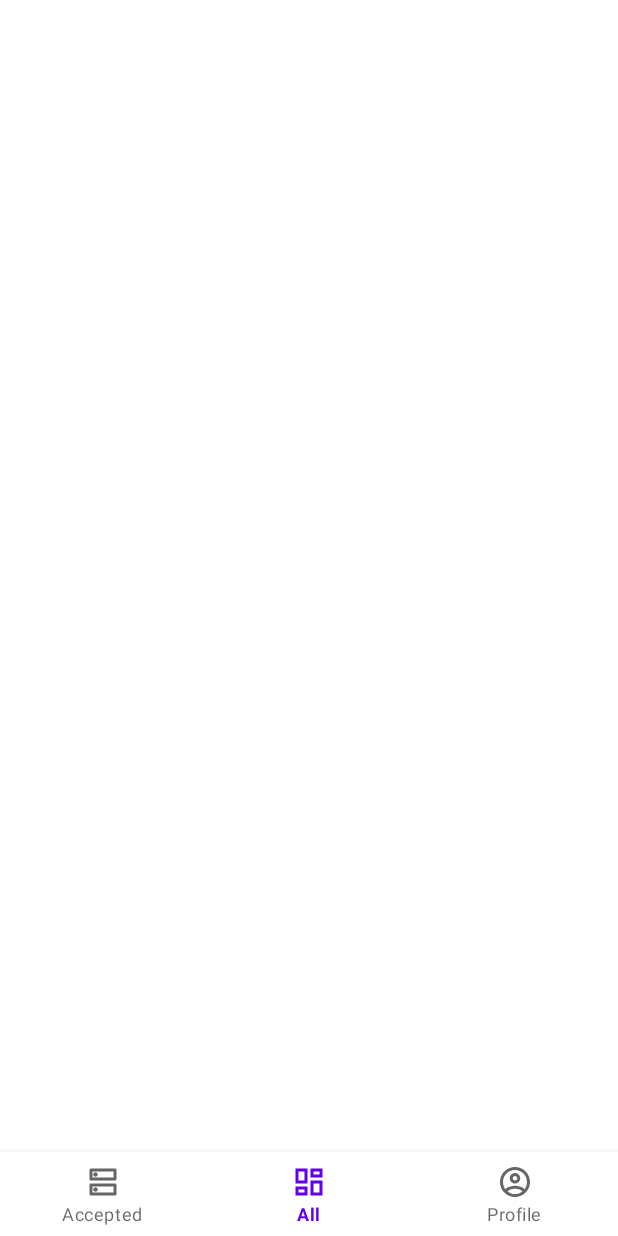
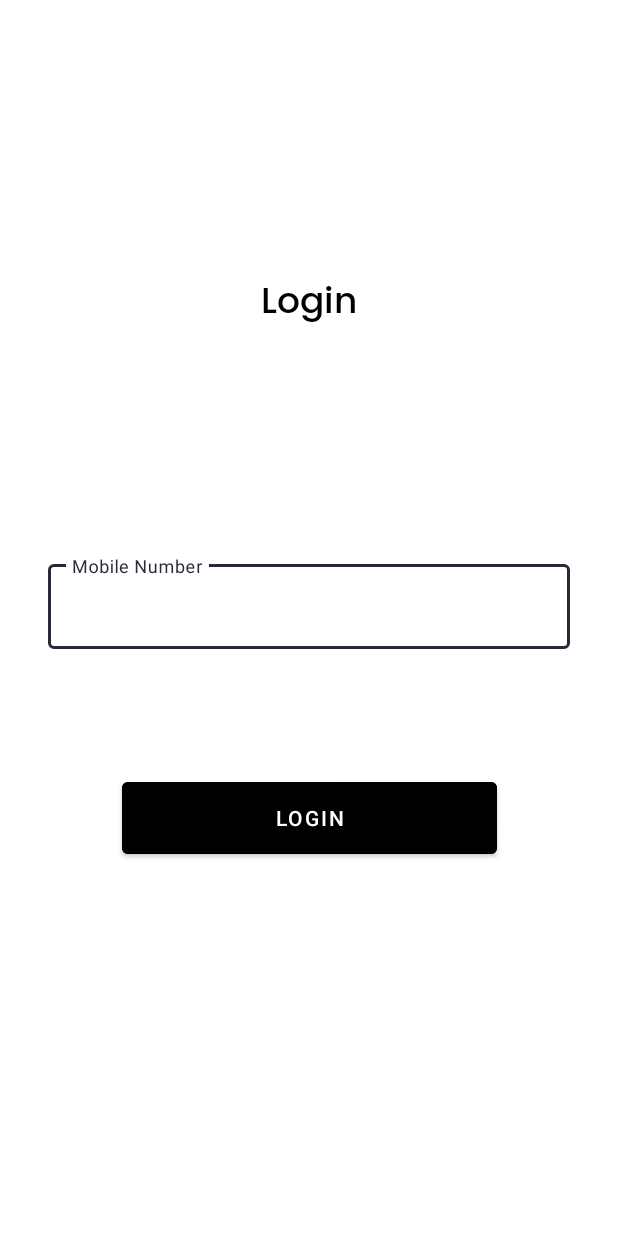
Before and after one commit to vineeth-vk11/BookKaroVendor, an Android app: the screen it shows after launch (MainActivity before the commit, LoginActivity after it), on a phone screen of 412 x 824 dp. Before the commit the screen is almost empty. Run offline under Robolectric (Android 15) with nearby library versions, the phone set to English and light mode, and no system bars; our stand-ins replace Firebase (no records; nobody signed in at launch, a user with empty details on screens opened directly), data binding.

Commit message:
Added phone sign in

```diff
--- a/app/build.gradle
+++ b/app/build.gradle
@@ -2,6 +2,9 @@ apply plugin: 'com.android.application'
 apply plugin: 'kotlin-android'
 apply plugin: 'kotlin-kapt'
 apply plugin: 'kotlin-android-extensions'
+apply plugin: 'com.google.gms.google-services'
+apply plugin: "androidx.navigation.safeargs"
+
 
 android {
     compileSdkVersion 29
@@ -54,6 +57,8 @@ dependencies {
     implementation 'androidx.lifecycle:lifecycle-extensions:2.2.0'
     implementation 'androidx.navigation:navigation-fragment-ktx:2.2.2'
     implementation 'androidx.navigation:navigation-ui-ktx:2.2.2'
+    implementation 'com.google.firebase:firebase-firestore:21.4.3'
+    implementation 'com.google.firebase:firebase-auth:19.3.1'
     testImplementation 'junit:junit:4.12'
     androidTestImplementation 'androidx.test.ext:junit:1.1.1'
     androidTestImplementation 'androidx.test.espresso:espresso-core:3.2.0'
--- /dev/null
+++ b/app/src/main/java/com/example/bookkarovendor/LoginActivity.kt
@@ -0,0 +1,12 @@
+package com.example.bookkarovendor
+
+import androidx.appcompat.app.AppCompatActivity
+import android.os.Bundle
+
+class LoginActivity : AppCompatActivity() {
+
+    override fun onCreate(savedInstanceState: Bundle?) {
+        super.onCreate(savedInstanceState)
+        setContentView(R.layout.activity_login)
+    }
+}
--- /dev/null
+++ b/app/src/main/java/com/example/bookkarovendor/SplashActivity.kt
@@ -0,0 +1,24 @@
+package com.example.bookkarovendor
+
+import android.content.Intent
+import android.os.Bundle
+import androidx.appcompat.app.AppCompatActivity
+import com.google.firebase.auth.FirebaseAuth
+import com.google.firebase.auth.FirebaseUser
+
+class SplashActivity : AppCompatActivity() {
+
+    override fun onCreate(savedInstanceState: Bundle?) {
+        super.onCreate(savedInstanceState)
+        val user: FirebaseUser? = FirebaseAuth.getInstance().currentUser
+        if (user == null) {
+            val intent = Intent(this, LoginActivity::class.java)
+            startActivity(intent)
+            finish()
+        } else {
+            val intent = Intent(this, MainActivity::class.java)
+            startActivity(intent)
+            finish()
+        }
+    }
+}
--- /dev/null
+++ b/app/src/main/java/com/example/bookkarovendor/loginui/LoginEnterPhoneFragment.kt
@@ -0,0 +1,82 @@
+package com.example.bookkarovendor.loginui
+
+import android.os.Bundle
+import android.util.Log
+import android.view.LayoutInflater
+import android.view.View
+import android.view.ViewGroup
+import androidx.databinding.DataBindingUtil
+import androidx.fragment.app.Fragment
+import androidx.navigation.NavController
+import androidx.navigation.Navigation
+import androidx.navigation.fragment.findNavController
+import com.example.bookkarovendor.R
+import com.example.bookkarovendor.databinding.FragmentLoginEnterPhoneBinding
+import com.google.android.material.snackbar.Snackbar
+import com.google.firebase.firestore.FirebaseFirestore
+
+class LoginEnterPhoneFragment : Fragment() {
+
+    private lateinit var binding: FragmentLoginEnterPhoneBinding
+    private lateinit var navController: NavController
+
+    private lateinit var firebaseDb: FirebaseFirestore
+
+    override fun onCreateView(
+        inflater: LayoutInflater, container: ViewGroup?,
+        savedInstanceState: Bundle?
+    ): View? {
+        binding =
+            DataBindingUtil.inflate(inflater, R.layout.fragment_login_enter_phone, container, false)
+        navController = findNavController()
+        firebaseDb = FirebaseFirestore.getInstance()
+
+        binding.loginButton.setOnClickListener {
+            val phone = binding.loginPhoneEdit.text.toString()
+            validatePhoneAndRedirect(phone)
+        }
+
+        return binding.root
+    }
+
+    private fun validatePhoneAndRedirect(phone: String): Boolean {
+        if (phone.matches(Regex("[1-9][0-9]{9}"))) {
+            firebaseDb.collection("VendorData")
+                .whereEqualTo("shopNumber", phone.toLong())
+                .get()
+                .addOnSuccessListener { documents ->
+                    if (documents.isEmpty)
+                        Snackbar.make(
+                            binding.enterPhoneCoordinator,
+                            "You are not registered as a vendor",
+                            Snackbar.LENGTH_SHORT
+                        ).show()
+                    else {
+                        val action =
+                            LoginEnterPhoneFragmentDirections.actionLoginEnterPhoneFragmentToLoginValidateOTPFragment(
+                                phone
+                            )
+                        navController.navigate(action)
+                    }
+
+                }
+                .addOnFailureListener {
+                    Snackbar.make(
+                        binding.enterPhoneCoordinator,
+                        "An error occurred. Please try again later",
+                        Snackbar.LENGTH_SHORT
+                    ).show()
+                    it.printStackTrace()
+                }
+            return false
+        } else {
+            Snackbar.make(
+                binding.enterPhoneCoordinator,
+                "Invalid phone number",
+                Snackbar.LENGTH_SHORT
+            ).show()
+            return false
+        }
+    }
+
+}
--- /dev/null
+++ b/app/src/main/res/drawable-v24/splash_background.xml
@@ -0,0 +1,12 @@
+<?xml version="1.0" encoding="utf-8"?>
+<layer-list xmlns:android="http://schemas.android.com/apk/res/android"
+    android:opacity="opaque">
+
+    <item android:drawable="@color/colorSplashBackground" />
+    <item
+        android:width="100dp"
+        android:height="100dp"
+        android:drawable="@drawable/logo"
+        android:gravity="center" />
+
+</layer-list>
--- /dev/null
+++ b/app/src/main/res/layout/activity_login.xml
@@ -0,0 +1,21 @@
+<?xml version="1.0" encoding="utf-8"?>
+<androidx.constraintlayout.widget.ConstraintLayout xmlns:android="http://schemas.android.com/apk/res/android"
+    xmlns:app="http://schemas.android.com/apk/res-auto"
+    xmlns:tools="http://schemas.android.com/tools"
+    android:layout_width="match_parent"
+    android:layout_height="match_parent"
+    tools:context=".LoginActivity">
+
+    <fragment
+        android:id="@+id/login_nav_host_fragment"
+        android:name="androidx.navigation.fragment.NavHostFragment"
+        android:layout_width="0dp"
+        android:layout_height="0dp"
+        app:defaultNavHost="true"
+        app:layout_constraintBottom_toBottomOf="parent"
+        app:layout_constraintLeft_toLeftOf="parent"
+        app:layout_constraintRight_toRightOf="parent"
+        app:layout_constraintTop_toTopOf="parent"
+        app:navGraph="@navigation/nav_login" />
+
+</androidx.constraintlayout.widget.ConstraintLayout>
--- a/app/src/main/res/layout/fragment_all_bookings.xml
+++ b/app/src/main/res/layout/fragment_all_bookings.xml
@@ -15,6 +15,7 @@
             android:layout_marginStart="8dp"
             android:layout_marginTop="8dp"
             android:layout_marginEnd="8dp"
+            android:fontFamily="@font/poppins_medium"
             android:textAlignment="center"
             android:textSize="20sp"
             app:layout_constraintBottom_toBottomOf="parent"
--- /dev/null
+++ b/app/src/main/res/layout/fragment_login_enter_phone.xml
@@ -0,0 +1,70 @@
+<?xml version="1.0" encoding="utf-8"?>
+<layout xmlns:android="http://schemas.android.com/apk/res/android"
+    xmlns:app="http://schemas.android.com/apk/res-auto"
+    xmlns:tools="http://schemas.android.com/tools"
+    tools:context=".loginui.LoginEnterPhoneFragment">
+
+    <androidx.coordinatorlayout.widget.CoordinatorLayout
+        android:id="@+id/enter_phone_coordinator"
+        android:layout_width="match_parent"
+        android:layout_height="match_parent">
+
+        <androidx.constraintlayout.widget.ConstraintLayout
+            android:layout_width="match_parent"
+            android:layout_height="match_parent">
+
+            <TextView
+                android:id="@+id/login_header_text"
+                style="@style/TextHeader"
+                android:layout_width="0dp"
+                android:layout_height="wrap_content"
+                android:layout_marginTop="32dp"
+                android:text="@string/login"
+                android:textSize="24sp"
+                app:layout_constraintBottom_toTopOf="@+id/login_phone_text_layout"
+                app:layout_constraintEnd_toEndOf="parent"
+                app:layout_constraintStart_toStartOf="parent"
+                app:layout_constraintTop_toTopOf="parent" />
+
+            <com.google.android.material.textfield.TextInputLayout
+                android:id="@+id/login_phone_text_layout"
+                style="@style/Widget.MaterialComponents.TextInputLayout.OutlinedBox"
+                android:layout_width="0dp"
+                android:layout_height="wrap_content"
+                android:layout_marginStart="32dp"
+                android:layout_marginEnd="32dp"
+                app:errorEnabled="true"
+                app:layout_constraintBottom_toBottomOf="parent"
+                app:layout_constraintEnd_toEndOf="parent"
+                app:layout_constraintStart_toStartOf="parent"
+                app:layout_constraintTop_toTopOf="parent">
+
+                <com.google.android.material.textfield.TextInputEditText
+                    android:id="@+id/login_phone_edit"
+                    android:layout_width="match_parent"
+                    android:layout_height="wrap_content"
+                    android:hint="@string/mobile_number"
+                    android:inputType="phone" />
+
+            </com.google.android.material.textfield.TextInputLayout>
+
+            <com.google.android.material.button.MaterialButton
+                android:id="@+id/login_button"
+                android:layout_width="250dp"
+                android:layout_height="60dp"
+                android:layout_marginStart="32dp"
+                android:layout_marginEnd="32dp"
+                android:backgroundTint="#000000"
+                android:elevation="4dp"
+                android:text="@string/login"
+                app:layout_constraintBottom_toBottomOf="parent"
+                app:layout_constraintEnd_toEndOf="parent"
+                app:layout_constraintHorizontal_bias="0.5"
+                app:layout_constraintStart_toStartOf="parent"
+                app:layout_constraintTop_toBottomOf="@+id/login_phone_text_layout"
+                app:layout_constraintVertical_bias="0.2" />
+
+        </androidx.constraintlayout.widget.ConstraintLayout>
+
+    </androidx.coordinatorlayout.widget.CoordinatorLayout>
+</layout>
--- /dev/null
+++ b/app/src/main/res/navigation/nav_login.xml
@@ -0,0 +1,25 @@
+<?xml version="1.0" encoding="utf-8"?>
+<navigation xmlns:android="http://schemas.android.com/apk/res/android"
+    xmlns:app="http://schemas.android.com/apk/res-auto"
+    xmlns:tools="http://schemas.android.com/tools"
+    android:id="@+id/nav_login"
+    app:startDestination="@id/loginEnterPhoneFragment">
+
+    <fragment
+        android:id="@+id/loginEnterPhoneFragment"
+        android:name="com.example.bookkarovendor.loginui.LoginEnterPhoneFragment"
+        android:label="fragment_login_enter_phone"
+        tools:layout="@layout/fragment_login_enter_phone">
+        <action
+            android:id="@+id/action_loginEnterPhoneFragment_to_loginValidateOTPFragment"
+            app:destination="@id/loginValidateOTPFragment" />
+    </fragment>
+    <fragment
+        android:id="@+id/loginValidateOTPFragment"
+        android:name="com.example.bookkarovendor.loginui.LoginValidateOTPFragment"
+        android:label="LoginValidateOTPFragment">
+        <argument
+            android:name="phone_number"
+            app:argType="string" />
+    </fragment>
+</navigation>
--- a/app/src/main/res/values/colors.xml
+++ b/app/src/main/res/values/colors.xml
@@ -1,6 +1,24 @@
 <?xml version="1.0" encoding="utf-8"?>
 <resources>
-    <color name="colorPrimary">#6200EE</color>
-    <color name="colorPrimaryDark">#3700B3</color>
+    <color name="colorPrimary">#262938</color>
+    <color name="colorPrimaryDark">#181A24</color>
     <color name="colorAccent">#03DAC5</color>
+
+    <color name="colorSplashBackground">#000000</color>
+    <color name="colorFragmentBackground">#F0F0F0</color>
+    <color name="colorCardBackground">#FFFFFF</color>
+
+    <color name="colorTextSubHeader">#828282</color>
+    <color name="colorTextHeader">#000000</color>
+    <color name="colorLogout">#FF0000</color>
+
+    <color name="statusPending">#828282</color>
+    <color name="statusAccepted">#1B8700</color>
+    <color name="statusCanceled">#d32f2f</color>
+
+    <color name="colorBackgroundAppBar">#000000</color>
+    <color name="colorTextAppBar">#FFFFFF</color>
+
+    <color name="colorBlack">#000000</color>
+
 </resources>
--- a/app/src/main/res/values/styles.xml
+++ b/app/src/main/res/values/styles.xml
@@ -8,4 +8,46 @@
         <item name="colorAccent">@color/colorAccent</item>
     </style>
 
+    <style name="SplashTheme" parent="Theme.MaterialComponents.Light.NoActionBar">
+        <item name="android:windowBackground">@drawable/splash_background</item>
+        <item name="android:statusBarColor">@color/colorSplashBackground</item>
+        <item name="android:navigationBarColor">@color/colorSplashBackground</item>
+    </style>
+
+    <style name="TextToolbar">
+        <item name="android:background">@color/colorBackgroundAppBar</item>
+        <item name="android:fontFamily">@font/poppins_medium</item>
+        <item name="android:textColor">@color/colorTextAppBar</item>
+        <item name="android:textSize">18sp</item>
+        <item name="android:gravity">center</item>
+        <item name="android:textAllCaps">true</item>
+    </style>
+
+    <style name="TextHeader">
+        <item name="android:fontFamily">@font/poppins_medium</item>
+        <item name="android:textColor">@color/colorTextHeader</item>
+        <item name="android:textSize">18sp</item>
+        <item name="android:gravity">center</item>
+    </style>
+
+    <style name="TextSubHeader">
+        <item name="android:fontFamily">@font/poppins_medium</item>
+        <item name="android:textColor">@color/colorTextSubHeader</item>
+        <item name="android:textSize">12sp</item>
+        <item name="android:gravity">center</item>
+    </style>
+
+    <style name="TextServiceInfo">
+        <item name="android:fontFamily">@font/poppins_medium</item>
+        <item name="android:textColor">@color/colorBlack</item>
+        <item name="android:textSize">12sp</item>
+        <item name="android:gravity">left</item>
+    </style>
+
+    <style name="TextLogout">
+        <item name="android:fontFamily">@font/poppins_medium</item>
+        <item name="android:textColor">@color/colorLogout</item>
+        <item name="android:textSize">14sp</item>
+    </style>
+
 </resources>
--- a/build.gradle
+++ b/build.gradle
@@ -10,6 +10,8 @@ buildscript {
     dependencies {
         classpath 'com.android.tools.build:gradle:3.6.3'
         classpath "org.jetbrains.kotlin:kotlin-gradle-plugin:$kotlin_version"
+        classpath 'com.google.gms:google-services:4.3.3'
+        classpath "androidx.navigation:navigation-safe-args-gradle-plugin:2.2.2"
 
         // NOTE: Do not place your application dependencies here; they belong
         // in the individual module build.gradle files
```
Also changed, not shown: app/src/main/AndroidManifest.xml (+6 -3 lines), app/src/main/java/com/example/bookkarovendor/loginui/LoginValidateOTPFragment.kt (added, +170 -0 lines), app/src/main/res/layout/fragment_login_enter_details.xml (added, +96 -0 lines), app/src/main/res/layout/fragment_login_validate_otp.xml (added, +113 -0 lines), app/src/main/res/values/strings.xml (+16 -0 lines), app/src/main/res/drawable-v24/logo.png (added), app/src/main/res/font/poppins_medium.ttf (added), app/src/main/res/font/poppins_semibold.ttf (added), 1 other file.
